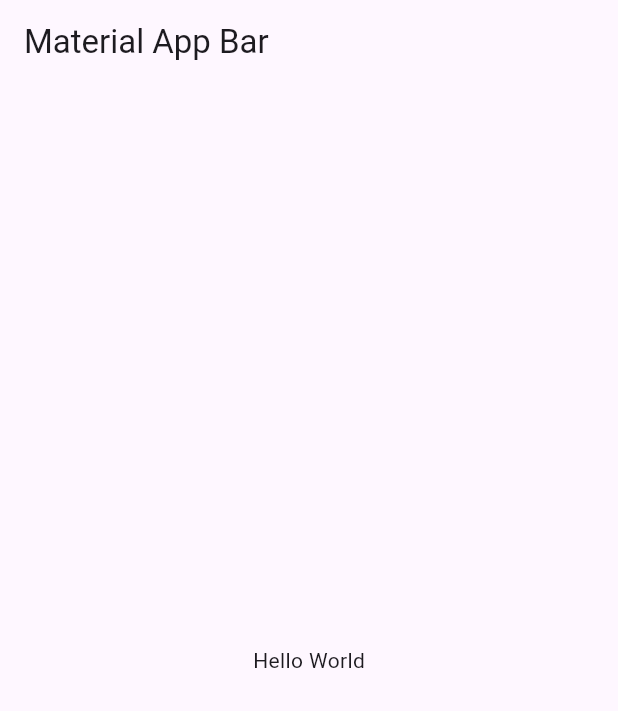
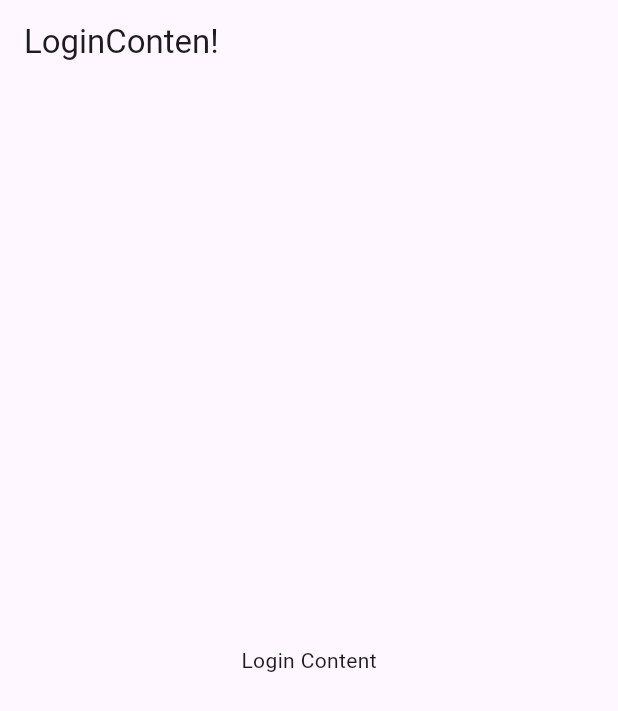
Before and after one commit to edinsonsan/autogas, a Flutter app: the screen it shows after launch, on a phone screen of 412 x 824 dp. Shown: the top 711 px of the screen. Run offline on Flutter 3.47's test engine with Material 3 defaults, Android fonts, the phone set to English and light mode, and no system bars.

Commit message:
estructura basica creada

```diff
--- a/analysis_options.yaml
+++ b/analysis_options.yaml
@@ -21,8 +21,8 @@ linter:
   # `// ignore_for_file: name_of_lint` syntax on the line or in the file
   # producing the lint.
   rules:
+    prefer_const_constructors: true
     # avoid_print: false  # Uncomment to disable the `avoid_print` rule
     # prefer_single_quotes: true  # Uncomment to enable the `prefer_single_quotes` rule
-
 # Additional information about this file can be found at
 # https://dart.dev/guides/language/analysis-options
--- a/lib/main.dart
+++ b/lib/main.dart
@@ -1,3 +1,4 @@
+import 'package:autogas/src/presentation/page/auth/login/login_content.dart';
 import 'package:flutter/material.dart';
 
 void main() => runApp(const MyApp());
@@ -7,17 +8,10 @@ class MyApp extends StatelessWidget {
 
   @override
   Widget build(BuildContext context) {
-    return MaterialApp(
+    return const MaterialApp(
       debugShowCheckedModeBanner: false,
       title: 'Material App',
-      home: Scaffold(
-        appBar: AppBar(
-          title: const Text('Material App Bar'),
-        ),
-        body: const Center(
-          child: Text('Hello World'),
-        ),
-      ),
+      home: LoginContent(),
     );
   }
 }
--- /dev/null
+++ b/lib/src/presentation/page/auth/login/login_content.dart
@@ -0,0 +1,15 @@
+import 'package:flutter/material.dart';
+
+class LoginContent extends StatelessWidget {
+  const LoginContent({super.key});
+
+  @override
+  Widget build(BuildContext context) {
+    return Scaffold(
+      appBar: AppBar(
+        title: const Text('LoginConten!'),
+      ),
+      body: const Center(child: Text('Login Content')),
+    );
+  }
+}
```
Also changed, not shown: lib/src/presentation/page/auth/login/login_page.dart (added, +20 -0 lines), lib/src/presentation/page/auth/register/register_content.dart (added, +15 -0 lines), lib/src/presentation/page/auth/register/register_page.dart (added, +20 -0 lines).
